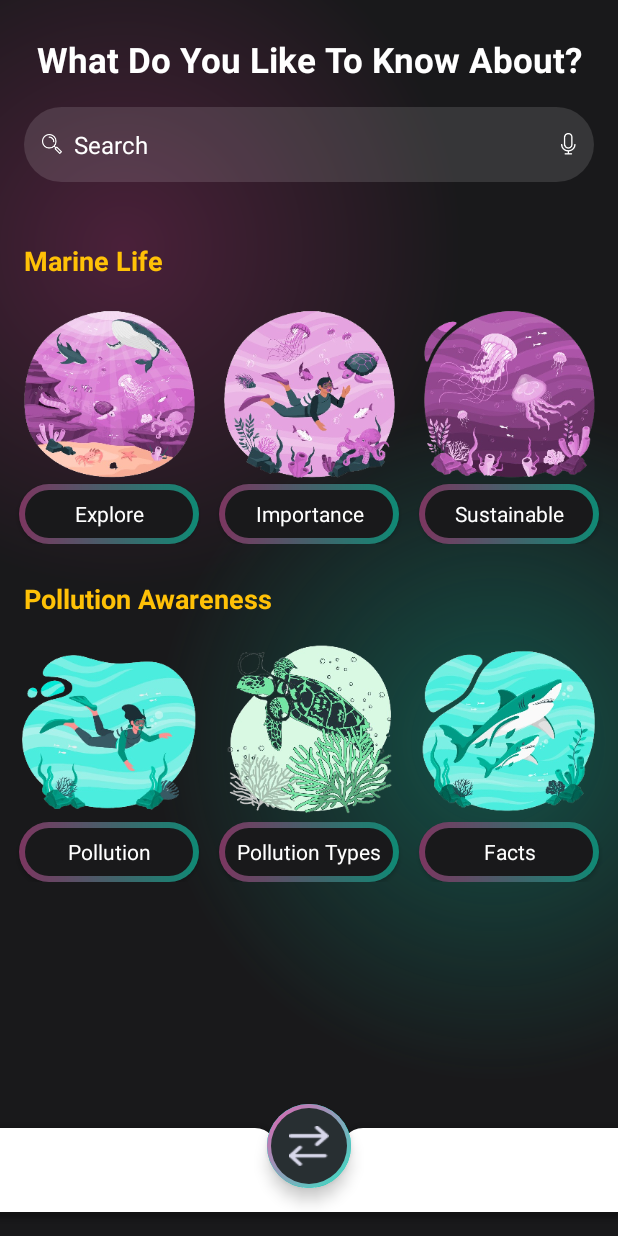
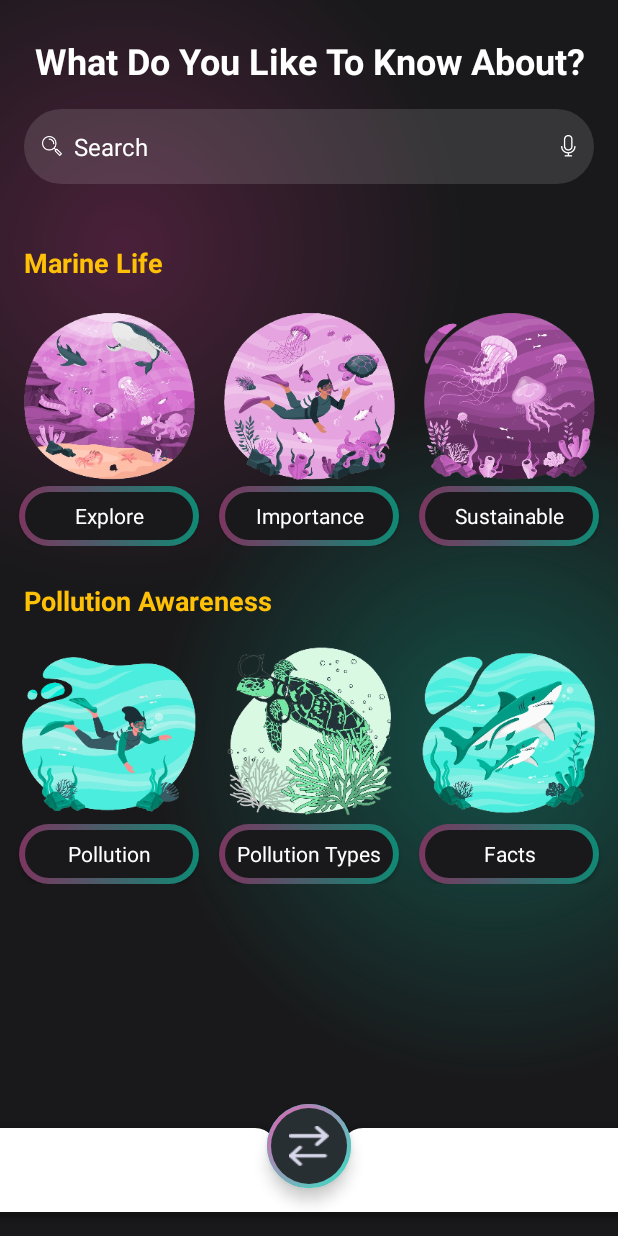
Before and after one commit to Alphaiii3/Life-under-Water, an Android app: the MainActivity screen opened directly, with no data from a screen before it, on a phone screen of 412 x 824 dp. Run offline under Robolectric (Android 15) with nearby library versions, the phone set to English and light mode, and no system bars.

Commit message:
Dashboard updated!

```diff
--- a/app/src/main/res/layout/activity_main.xml
+++ b/app/src/main/res/layout/activity_main.xml
@@ -31,7 +31,7 @@
                 android:text="What Do You Like To Know About?"
                 android:textAlignment="center"
                 android:textColor="@color/white"
-                android:textSize="23dp"
+                android:textSize="24dp"
                 android:textStyle="bold" />
 
             <EditText
```
